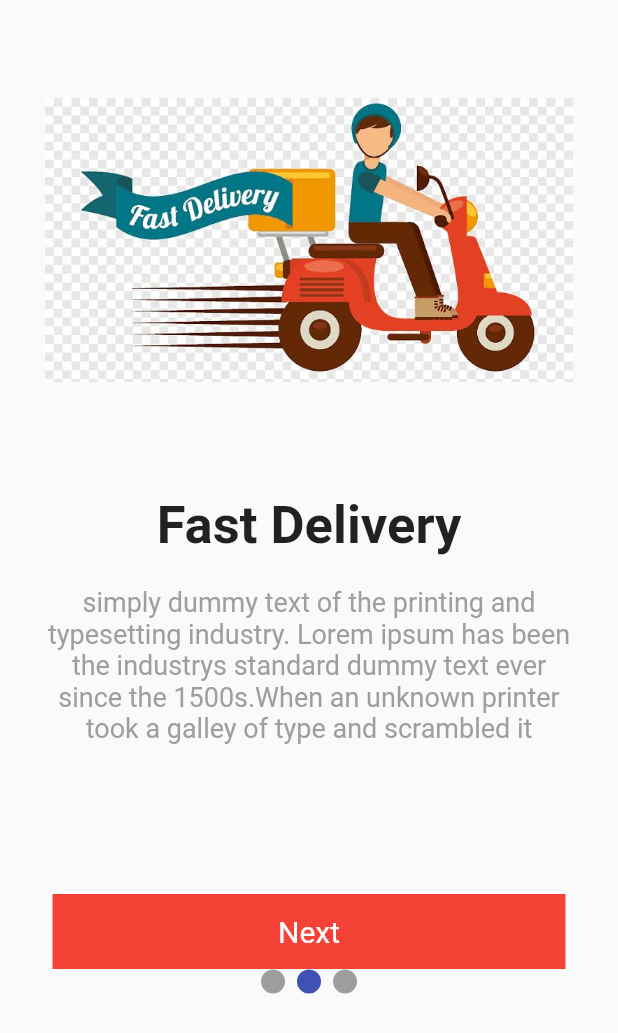
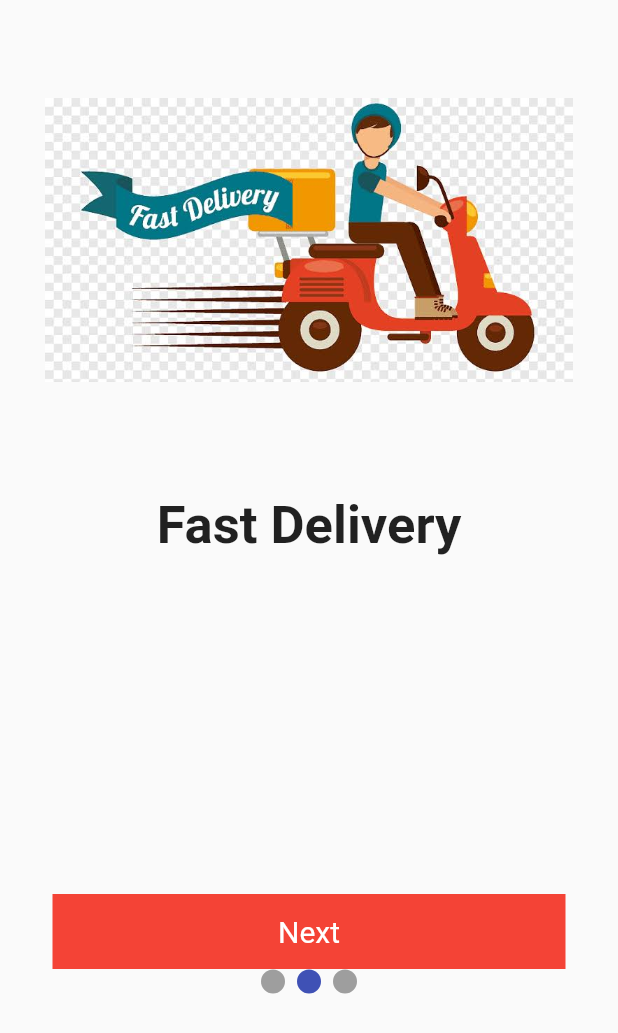
Before and after one commit to NdakoAdama/onboarding1, a Flutter app: the screen it shows after launch, swiped to page 2, on a phone screen of 412 x 824 dp. Shown: the top 1033 px of the screen. Run offline on Flutter 3.47's test engine with Material 2 defaults, Android fonts, the phone set to English and light mode, and no system bars; drawn by our look-alikes of smooth_page_indicator.

Commit message:
first commit

```diff
--- a/lib/intro_pages/page_2.dart
+++ b/lib/intro_pages/page_2.dart
@@ -19,7 +19,7 @@ class IntroPage2 extends StatelessWidget {
               child: Image.asset('images/delivery.jpeg'),
               height: 300,
             ),
-             Container(
+            Container(
               padding: EdgeInsets.only(top: 30),
               child: Text(
                 'Fast Delivery',
@@ -37,7 +37,7 @@ class IntroPage2 extends StatelessWidget {
                 textAlign: TextAlign.center,
                 style: TextStyle(
                   fontSize: 18,
-                  color: Colors.grey,
+                  color: Colors.grey[50],
                 ),
               ),
             ),
```
